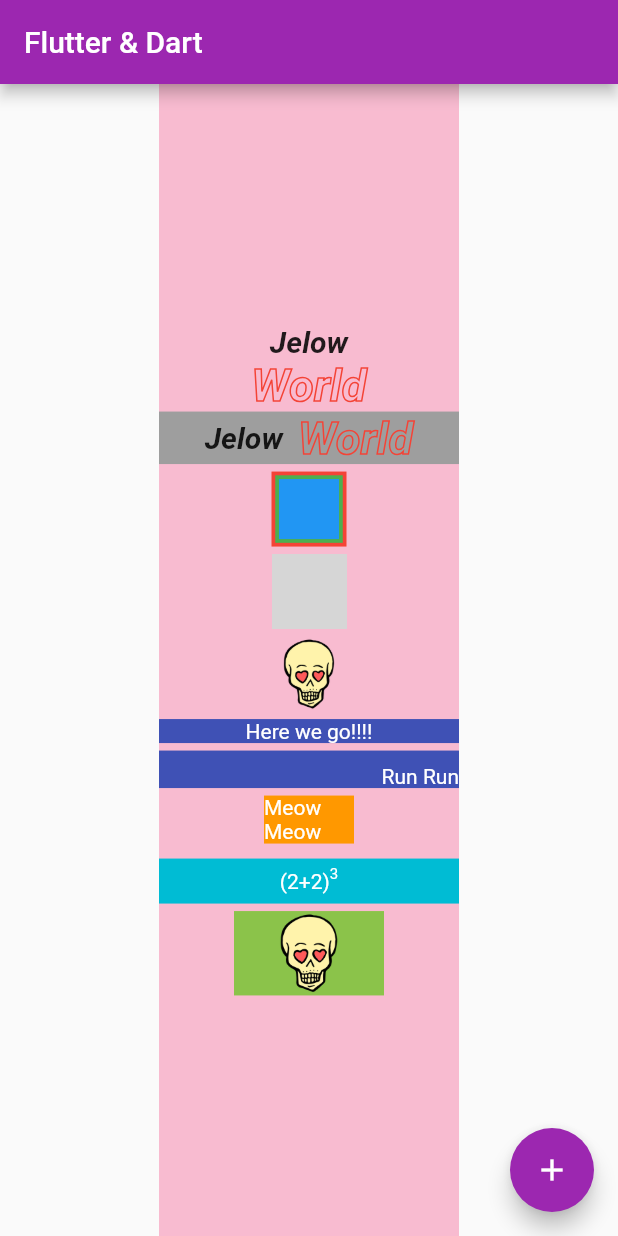
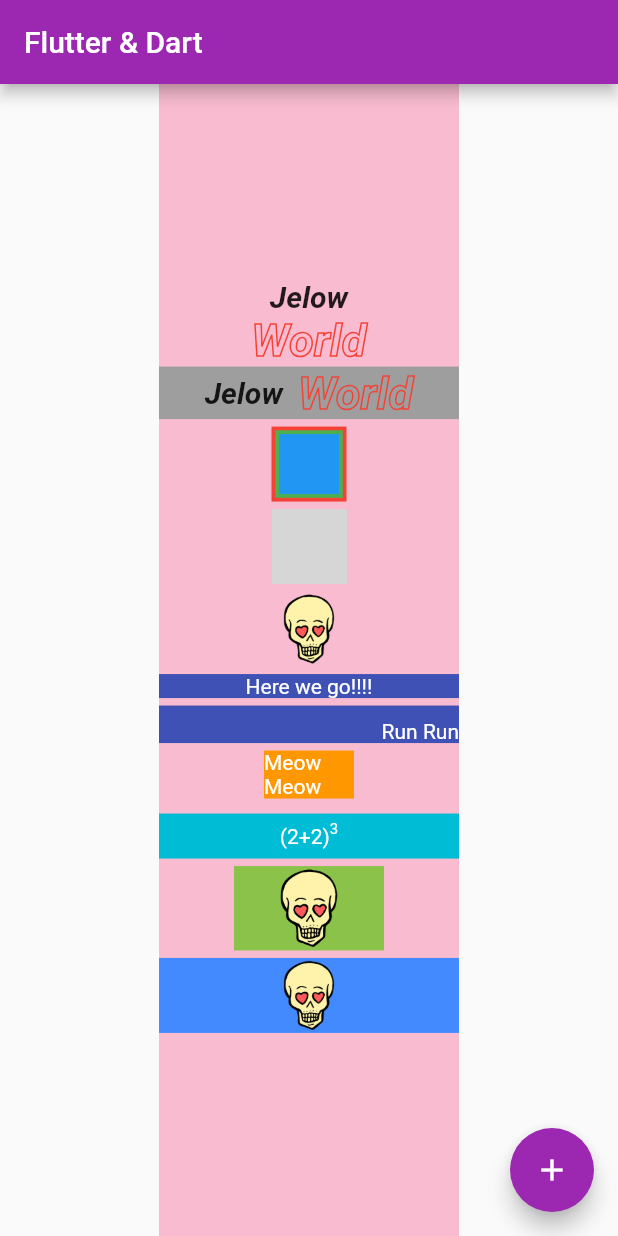
Before and after one commit to DiaDeMuertos/Udemy_section2, a Flutter app: the screen it shows after launch, on a phone screen of 412 x 824 dp. Run offline on Flutter 3.47's test engine with Material 2 defaults, Android fonts, the phone set to English and light mode, and no system bars; network calls fail; grey boxes are pictures that could not be loaded.

Commit message:
added sizedbox widget

```diff
--- a/lib/main.dart
+++ b/lib/main.dart
@@ -219,6 +219,20 @@ class _MyHomePageState extends State<MyHomePage> {
                   ),
                 ),
               ),
+              Padding(
+                padding: const EdgeInsets.only(top: 5, bottom: 5),
+                child: Container(
+                  color: Colors.blueAccent,
+                  child: Center(
+                    child: SizedBox(
+                      width: 50,
+                      child: Image(
+                        image: AssetImage('assets/images/skull_tattoo.png'),
+                      ),
+                    ),
+                  ),
+                ),
+              )
             ],
           ),
         ),
```
